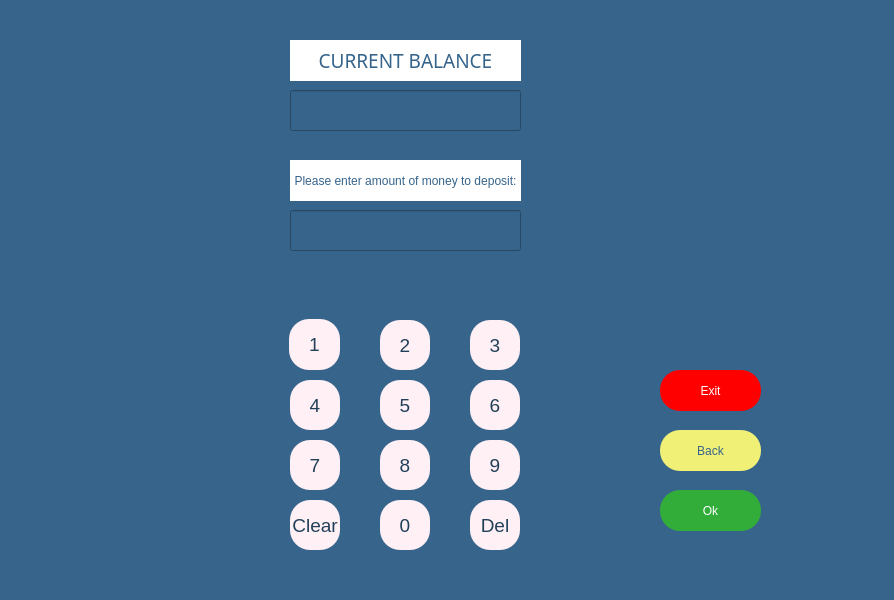
Qt form internal.ui (melihorhanyilmaz/Project) before a commit.
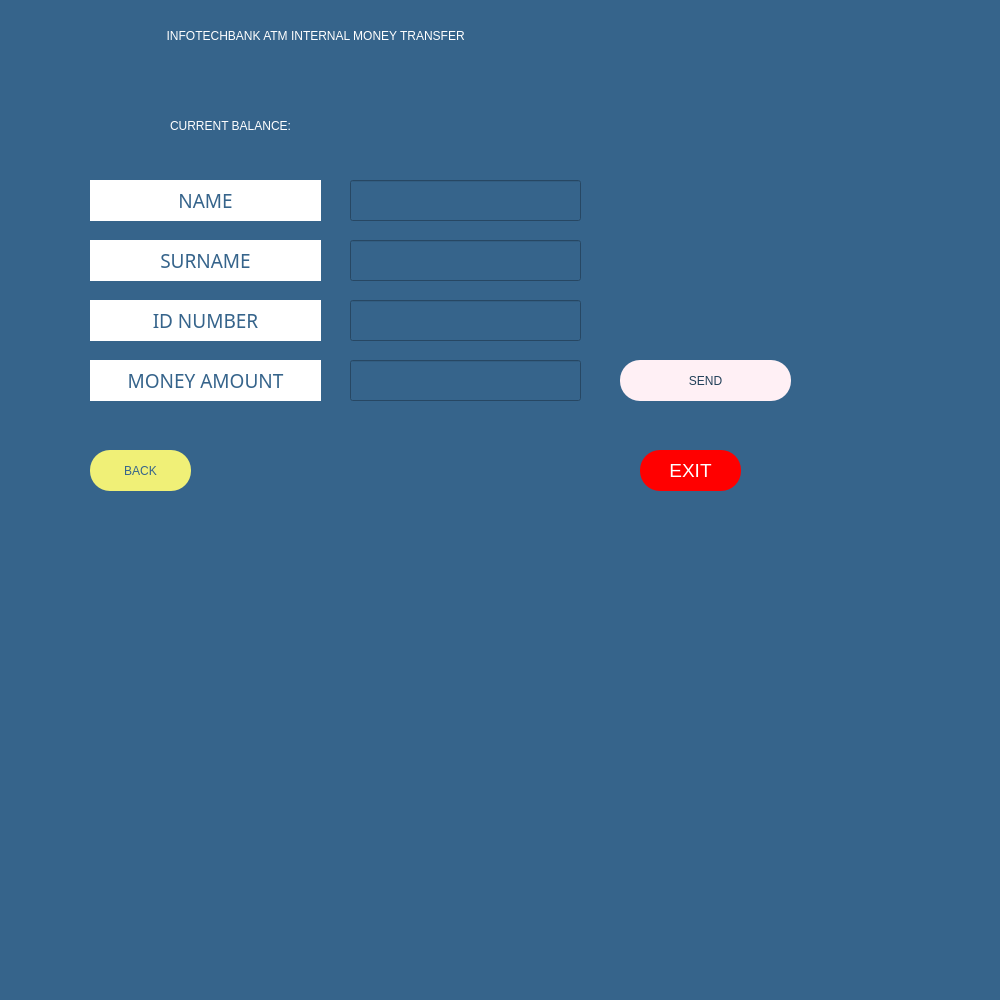
The same form after that commit. Icons and pictures are not drawn.

Diff of the .ui file:
```diff
--- a/internal.ui
+++ b/internal.ui
@@ -6,8 +6,8 @@
    <rect>
     <x>0</x>
     <y>0</y>
-    <width>894</width>
-    <height>600</height>
+    <width>1000</width>
+    <height>1000</height>
    </rect>
   </property>
   <property name="windowTitle">
@@ -17,352 +17,303 @@
    <string notr="true">background-color: rgb(54, 100, 139);</string>
   </property>
   <widget class="QWidget" name="centralwidget">
+   <widget class="QPushButton" name="B_send">
+    <property name="geometry">
+     <rect>
+      <x>620</x>
+      <y>360</y>
+      <width>171</width>
+      <height>41</height>
+     </rect>
+    </property>
+    <property name="styleSheet">
+     <string notr="true">background-color: rgb(255, 240, 245);
+color: rgb(34, 64, 89);
+font: 63 14pt &quot;Montserrat SemiBold&quot;;
+border-radius: 20 </string>
+    </property>
+    <property name="text">
+     <string>SEND</string>
+    </property>
+    <property name="icon">
+     <iconset>
+      <normaloff>../../Downloads/x-button.png</normaloff>../../Downloads/x-button.png</iconset>
+    </property>
+   </widget>
+   <widget class="QLineEdit" name="li_alici_id">
+    <property name="geometry">
+     <rect>
+      <x>350</x>
+      <y>300</y>
+      <width>231</width>
+      <height>41</height>
+     </rect>
+    </property>
+    <property name="styleSheet">
+     <string notr="true">color: rgb(255, 255, 255);
+font: 63 14pt &quot;Montserrat SemiBold&quot;;</string>
+    </property>
+    <property name="text">
+     <string/>
+    </property>
+    <property name="maxLength">
+     <number>11</number>
+    </property>
+   </widget>
+   <widget class="QLabel" name="la_welcome">
+    <property name="geometry">
+     <rect>
+      <x>160</x>
+      <y>0</y>
+      <width>511</width>
+      <height>71</height>
+     </rect>
+    </property>
+    <property name="styleSheet">
+     <string notr="true">
+font: 75 16pt &quot;MS Shell Dlg 2&quot;;
+color: rgb(255, 255, 255);
+</string>
+    </property>
+    <property name="text">
+     <string>  INFOTECHBANK ATM INTERNAL MONEY TRANSFER</string>
+    </property>
+   </widget>
+   <widget class="QLineEdit" name="li_amount">
+    <property name="geometry">
+     <rect>
+      <x>350</x>
+      <y>360</y>
+      <width>231</width>
+      <height>41</height>
+     </rect>
+    </property>
+    <property name="styleSheet">
+     <string notr="true">color: rgb(255, 255, 255);
+font: 63 14pt &quot;Montserrat SemiBold&quot;;</string>
+    </property>
+    <property name="text">
+     <string/>
+    </property>
+   </widget>
    <widget class="QPushButton" name="B_exit">
     <property name="geometry">
      <rect>
-      <x>660</x>
-      <y>370</y>
+      <x>640</x>
+      <y>450</y>
       <width>101</width>
       <height>41</height>
      </rect>
     </property>
     <property name="styleSheet">
      <string notr="true">background-color: rgb(255, 0, 0);
-font: 63 14pt &quot;Montserrat SemiBold&quot;;
-border-radius: 20;
-color: rgb(255, 255, 255);
-</string>
-    </property>
-    <property name="text">
-     <string>Exit</string>
-    </property>
-    <property name="checkable">
-     <bool>false</bool>
-    </property>
-   </widget>
-   <widget class="QPushButton" name="eightB">
-    <property name="geometry">
-     <rect>
-      <x>380</x>
-      <y>440</y>
-      <width>50</width>
-      <height>50</height>
-     </rect>
-    </property>
-    <property name="styleSheet">
-     <string notr="true">background-color: rgb(255, 240, 245);
-color: rgb(34, 64, 89);
 font: 63 14pt ;Montserrat SemiBold;
-border-radius: 20 ;</string>
-    </property>
-    <property name="text">
-     <string>8</string>
-    </property>
-   </widget>
-   <widget class="QPushButton" name="threeB">
-    <property name="geometry">
-     <rect>
-      <x>470</x>
-      <y>320</y>
-      <width>50</width>
-      <height>50</height>
-     </rect>
-    </property>
-    <property name="styleSheet">
-     <string notr="true">background-color: rgb(255, 240, 245);
-color: rgb(34, 64, 89);
-font: 63 14pt ;Montserrat SemiBold;
-border-radius: 20 ;</string>
-    </property>
-    <property name="text">
-     <string>3</string>
-    </property>
-   </widget>
-   <widget class="QPushButton" name="zeroB">
-    <property name="geometry">
-     <rect>
-      <x>380</x>
-      <y>500</y>
-      <width>50</width>
-      <height>50</height>
-     </rect>
-    </property>
-    <property name="styleSheet">
-     <string notr="true">background-color: rgb(255, 240, 245);
-color: rgb(34, 64, 89);
-font: 63 14pt ;Montserrat SemiBold;
-border-radius: 20 ;</string>
-    </property>
-    <property name="text">
-     <string>0</string>
-    </property>
-   </widget>
-   <widget class="QPushButton" name="oneB">
-    <property name="geometry">
-     <rect>
-      <x>289</x>
-      <y>319</y>
-      <width>51</width>
-      <height>51</height>
-     </rect>
-    </property>
-    <property name="styleSheet">
-     <string notr="true">background-color: rgb(255, 240, 245);
-color: rgb(34, 64, 89);
-font: 63 14pt ;Montserrat SemiBold;
-border-radius: 20 ;</string>
-    </property>
-    <property name="text">
-     <string>1</string>
-    </property>
-   </widget>
-   <widget class="QPushButton" name="delB">
-    <property name="geometry">
-     <rect>
-      <x>470</x>
-      <y>500</y>
-      <width>50</width>
-      <height>50</height>
-     </rect>
-    </property>
-    <property name="styleSheet">
-     <string notr="true">background-color: rgb(255, 240, 245);
-color: rgb(34, 64, 89);
-font: 63 14pt ;Montserrat SemiBold;
-border-radius: 20 ;</string>
-    </property>
-    <property name="text">
-     <string>Del</string>
-    </property>
-   </widget>
-   <widget class="QPushButton" name="nineB">
-    <property name="geometry">
-     <rect>
-      <x>470</x>
-      <y>440</y>
-      <width>50</width>
-      <height>50</height>
-     </rect>
-    </property>
-    <property name="styleSheet">
-     <string notr="true">background-color: rgb(255, 240, 245);
-color: rgb(34, 64, 89);
-font: 63 14pt ;Montserrat SemiBold;
-border-radius: 20 ;</string>
-    </property>
-    <property name="text">
-     <string>9</string>
-    </property>
-   </widget>
-   <widget class="QPushButton" name="fiveB">
-    <property name="geometry">
-     <rect>
-      <x>380</x>
-      <y>380</y>
-      <width>50</width>
-      <height>50</height>
-     </rect>
-    </property>
-    <property name="styleSheet">
-     <string notr="true">background-color: rgb(255, 240, 245);
-color: rgb(34, 64, 89);
-font: 63 14pt ;Montserrat SemiBold;
-border-radius: 20 ;</string>
-    </property>
-    <property name="text">
-     <string>5</string>
-    </property>
-   </widget>
-   <widget class="QPushButton" name="sevenB">
-    <property name="geometry">
-     <rect>
-      <x>290</x>
-      <y>440</y>
-      <width>50</width>
-      <height>50</height>
-     </rect>
-    </property>
-    <property name="styleSheet">
-     <string notr="true">background-color: rgb(255, 240, 245);
-color: rgb(34, 64, 89);
-font: 63 14pt ;Montserrat SemiBold;
-border-radius: 20 ;</string>
-    </property>
-    <property name="text">
-     <string>7</string>
-    </property>
-   </widget>
-   <widget class="QLabel" name="la_name">
-    <property name="geometry">
-     <rect>
-      <x>290</x>
-      <y>160</y>
-      <width>231</width>
-      <height>41</height>
-     </rect>
-    </property>
-    <property name="styleSheet">
-     <string notr="true">color: rgb(54, 100, 139);
-font: 63 8pt &quot;Montserrat SemiBold&quot;;
-background-color: rgb(255, 255, 255);</string>
-    </property>
-    <property name="text">
-     <string>Please enter amount of money to deposit:</string>
-    </property>
-    <property name="alignment">
-     <set>Qt::AlignCenter</set>
-    </property>
-   </widget>
-   <widget class="QPushButton" name="sixB">
-    <property name="geometry">
-     <rect>
-      <x>470</x>
-      <y>380</y>
-      <width>50</width>
-      <height>50</height>
-     </rect>
-    </property>
-    <property name="styleSheet">
-     <string notr="true">background-color: rgb(255, 240, 245);
-color: rgb(34, 64, 89);
-font: 63 14pt ;Montserrat SemiBold;
-border-radius: 20 ;</string>
-    </property>
-    <property name="text">
-     <string>6</string>
-    </property>
-   </widget>
-   <widget class="QPushButton" name="twoB">
-    <property name="geometry">
-     <rect>
-      <x>380</x>
-      <y>320</y>
-      <width>50</width>
-      <height>50</height>
-     </rect>
-    </property>
-    <property name="styleSheet">
-     <string notr="true">background-color: rgb(255, 240, 245);
-color: rgb(34, 64, 89);
-font: 63 14pt ;Montserrat SemiBold;
-border-radius: 20 ;</string>
-    </property>
-    <property name="text">
-     <string>2</string>
-    </property>
-   </widget>
-   <widget class="QLabel" name="la_balance">
-    <property name="geometry">
-     <rect>
-      <x>290</x>
-      <y>40</y>
-      <width>231</width>
-      <height>41</height>
-     </rect>
-    </property>
-    <property name="font">
-     <font>
-      <family>Montserrat SemiBold</family>
-      <pointsize>14</pointsize>
-      <weight>7</weight>
-      <italic>false</italic>
-      <bold>false</bold>
-     </font>
-    </property>
-    <property name="styleSheet">
-     <string notr="true">color: rgb(54, 100, 139);
-font: 63 14pt &quot;Montserrat SemiBold&quot;;
-background-color: rgb(255, 255, 255);</string>
-    </property>
-    <property name="text">
-     <string>CURRENT BALANCE</string>
-    </property>
-    <property name="alignment">
-     <set>Qt::AlignCenter</set>
-    </property>
-   </widget>
-   <widget class="QLineEdit" name="li_amount_withdraw">
-    <property name="geometry">
-     <rect>
-      <x>290</x>
-      <y>210</y>
-      <width>231</width>
-      <height>41</height>
-     </rect>
-    </property>
-    <property name="styleSheet">
-     <string notr="true">color: rgb(255, 255, 255);
-font: 63 14pt &quot;Montserrat SemiBold&quot;;</string>
-    </property>
-    <property name="alignment">
-     <set>Qt::AlignCenter</set>
-    </property>
-   </widget>
-   <widget class="QLineEdit" name="li_balance">
-    <property name="geometry">
-     <rect>
-      <x>290</x>
-      <y>90</y>
-      <width>231</width>
-      <height>41</height>
-     </rect>
-    </property>
-    <property name="styleSheet">
-     <string notr="true">color: rgb(255, 255, 255);
-font: 63 14pt &quot;Montserrat SemiBold&quot;;</string>
-    </property>
-    <property name="alignment">
-     <set>Qt::AlignCenter</set>
-    </property>
-   </widget>
-   <widget class="QPushButton" name="fourB">
-    <property name="geometry">
-     <rect>
-      <x>290</x>
-      <y>380</y>
-      <width>50</width>
-      <height>50</height>
-     </rect>
-    </property>
-    <property name="styleSheet">
-     <string notr="true">background-color: rgb(255, 240, 245);
-color: rgb(34, 64, 89);
-font: 63 14pt ;Montserrat SemiBold;
-border-radius: 20 ;</string>
-    </property>
-    <property name="text">
-     <string>4</string>
-    </property>
-   </widget>
-   <widget class="QPushButton" name="B_ok">
-    <property name="geometry">
-     <rect>
-      <x>660</x>
-      <y>490</y>
-      <width>101</width>
-      <height>41</height>
-     </rect>
-    </property>
-    <property name="styleSheet">
-     <string notr="true">background-color: rgb(255, 240, 245);
-background-color: rgb(50, 173, 58);
-
-font: 63 14pt &quot;Montserrat SemiBold&quot;;
 border-radius: 20;
 color: rgb(255, 255, 255);</string>
     </property>
     <property name="text">
-     <string>Ok</string>
+     <string>EXIT</string>
     </property>
-    <property name="checkable">
-     <bool>false</bool>
+    <property name="icon">
+     <iconset>
+      <normaloff>../../Downloads/x-button.png</normaloff>../../Downloads/x-button.png</iconset>
+    </property>
+   </widget>
+   <widget class="QLabel" name="la_alici_id">
+    <property name="geometry">
+     <rect>
+      <x>90</x>
+      <y>300</y>
+      <width>231</width>
+      <height>41</height>
+     </rect>
+    </property>
+    <property name="font">
+     <font>
+      <family>Montserrat SemiBold</family>
+      <pointsize>14</pointsize>
+      <weight>7</weight>
+      <italic>false</italic>
+      <bold>false</bold>
+     </font>
+    </property>
+    <property name="styleSheet">
+     <string notr="true">color: rgb(54, 100, 139);
+font: 63 14pt &quot;Montserrat SemiBold&quot;;
+background-color: rgb(255, 255, 255);</string>
+    </property>
+    <property name="text">
+     <string>ID NUMBER</string>
+    </property>
+    <property name="alignment">
+     <set>Qt::AlignCenter</set>
+    </property>
+   </widget>
+   <widget class="QLabel" name="la_alici_surname">
+    <property name="geometry">
+     <rect>
+      <x>90</x>
+      <y>240</y>
+      <width>231</width>
+      <height>41</height>
+     </rect>
+    </property>
+    <property name="font">
+     <font>
+      <family>Montserrat SemiBold</family>
+      <pointsize>14</pointsize>
+      <weight>7</weight>
+      <italic>false</italic>
+      <bold>false</bold>
+     </font>
+    </property>
+    <property name="styleSheet">
+     <string notr="true">color: rgb(54, 100, 139);
+font: 63 14pt &quot;Montserrat SemiBold&quot;;
+background-color: rgb(255, 255, 255);</string>
+    </property>
+    <property name="text">
+     <string>SURNAME</string>
+    </property>
+    <property name="alignment">
+     <set>Qt::AlignCenter</set>
+    </property>
+   </widget>
+   <widget class="QLabel" name="la_amount">
+    <property name="geometry">
+     <rect>
+      <x>90</x>
+      <y>360</y>
+      <width>231</width>
+      <height>41</height>
+     </rect>
+    </property>
+    <property name="font">
+     <font>
+      <family>Montserrat SemiBold</family>
+      <pointsize>14</pointsize>
+      <weight>7</weight>
+      <italic>false</italic>
+      <bold>false</bold>
+     </font>
+    </property>
+    <property name="styleSheet">
+     <string notr="true">color: rgb(54, 100, 139);
+font: 63 14pt &quot;Montserrat SemiBold&quot;;
+background-color: rgb(255, 255, 255);</string>
+    </property>
+    <property name="text">
+     <string>MONEY AMOUNT</string>
+    </property>
+    <property name="alignment">
+     <set>Qt::AlignCenter</set>
+    </property>
+   </widget>
+   <widget class="QLabel" name="la_error">
+    <property name="geometry">
+     <rect>
+      <x>120</x>
+      <y>420</y>
+      <width>451</width>
+      <height>16</height>
+     </rect>
+    </property>
+    <property name="styleSheet">
+     <string notr="true">color: rgb(255, 0, 0);
+font: 75 12pt &quot;MS Sans Serif&quot;;</string>
+    </property>
+    <property name="text">
+     <string/>
+    </property>
+   </widget>
+   <widget class="QLineEdit" name="li_aici_surname">
+    <property name="geometry">
+     <rect>
+      <x>350</x>
+      <y>240</y>
+      <width>231</width>
+      <height>41</height>
+     </rect>
+    </property>
+    <property name="styleSheet">
+     <string notr="true">color: rgb(255, 255, 255);
+font: 63 14pt &quot;Montserrat SemiBold&quot;;</string>
+    </property>
+    <property name="text">
+     <string/>
+    </property>
+   </widget>
+   <widget class="QLabel" name="la_balance">
+    <property name="geometry">
+     <rect>
+      <x>170</x>
+      <y>100</y>
+      <width>511</width>
+      <height>51</height>
+     </rect>
+    </property>
+    <property name="styleSheet">
+     <string notr="true">
+font: 75 16pt &quot;MS Shell Dlg 2&quot;;
+color: rgb(255, 255, 255);
+</string>
+    </property>
+    <property name="text">
+     <string>CURRENT BALANCE:</string>
+    </property>
+   </widget>
+   <widget class="QLineEdit" name="li_alici_name">
+    <property name="geometry">
+     <rect>
+      <x>350</x>
+      <y>180</y>
+      <width>231</width>
+      <height>41</height>
+     </rect>
+    </property>
+    <property name="styleSheet">
+     <string notr="true">color: rgb(255, 255, 255);
+font: 63 14pt &quot;Montserrat SemiBold&quot;;</string>
+    </property>
+    <property name="text">
+     <string/>
+    </property>
+   </widget>
+   <widget class="QLabel" name="la_alici_name">
+    <property name="geometry">
+     <rect>
+      <x>90</x>
+      <y>180</y>
+      <width>231</width>
+      <height>41</height>
+     </rect>
+    </property>
+    <property name="font">
+     <font>
+      <family>Montserrat SemiBold</family>
+      <pointsize>14</pointsize>
+      <weight>7</weight>
+      <italic>false</italic>
+      <bold>false</bold>
+     </font>
+    </property>
+    <property name="styleSheet">
+     <string notr="true">color: rgb(54, 100, 139);
+font: 63 14pt &quot;Montserrat SemiBold&quot;;
+background-color: rgb(255, 255, 255);</string>
+    </property>
+    <property name="text">
+     <string>NAME</string>
+    </property>
+    <property name="alignment">
+     <set>Qt::AlignCenter</set>
     </property>
    </widget>
    <widget class="QPushButton" name="B_back">
     <property name="geometry">
      <rect>
-      <x>660</x>
-      <y>430</y>
+      <x>90</x>
+      <y>450</y>
       <width>101</width>
       <height>41</height>
      </rect>
@@ -375,31 +326,12 @@
 </string>
     </property>
     <property name="text">
-     <string>Back</string>
+     <string>BACK</string>
     </property>
     <property name="checkable">
      <bool>false</bool>
     </property>
    </widget>
-   <widget class="QPushButton" name="clearB">
-    <property name="geometry">
-     <rect>
-      <x>290</x>
-      <y>500</y>
-      <width>50</width>
-      <height>50</height>
-     </rect>
-    </property>
-    <property name="styleSheet">
-     <string notr="true">background-color: rgb(255, 240, 245);
-color: rgb(34, 64, 89);
-font: 63 14pt ;Montserrat SemiBold;
-border-radius: 20 ;</string>
-    </property>
-    <property name="text">
-     <string>Clear</string>
-    </property>
-   </widget>
   </widget>
   <widget class="QMenuBar" name="menubar">
    <property name="geometry">
```
Left out of the diff: 2 changed lines with no effect on the pictures.
